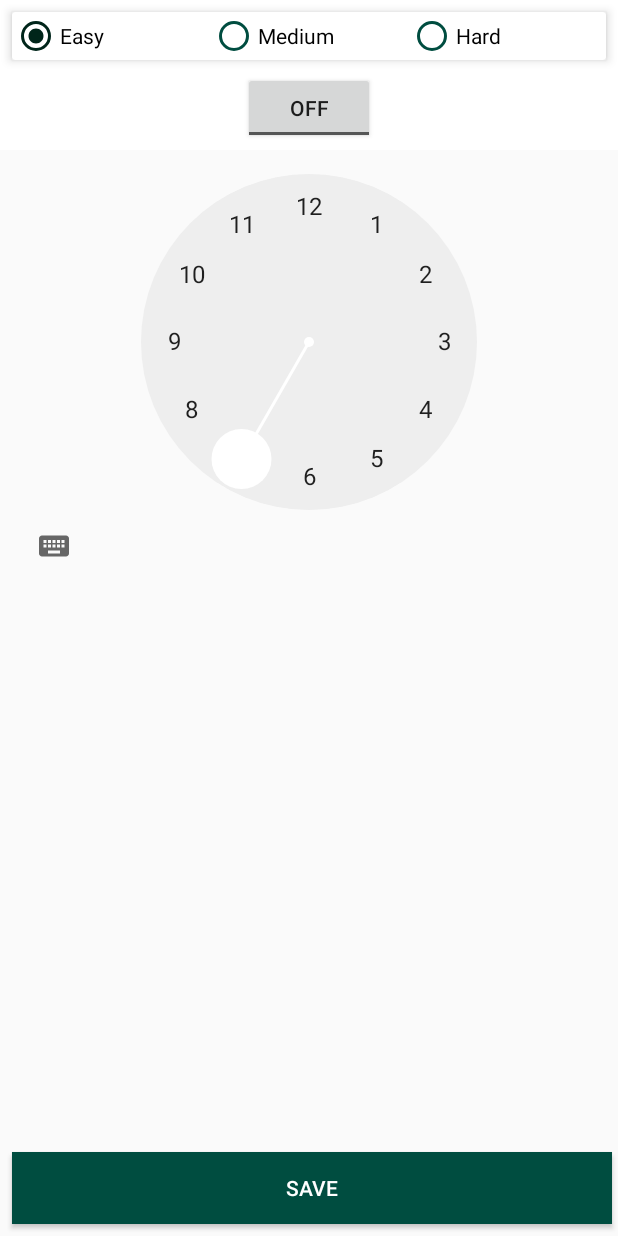
After one commit to James-Sarkar/Android-Yoga-App, an Android app: the Settings screen opened directly, with no data from a screen before it, on a phone screen of 412 x 824 dp. The commit adds this screen. Run offline under Robolectric (Android 15) with nearby library versions, the phone set to English and light mode, and no system bars; libraries missing offline, so code that uses them is left out: com.readystatesoftware.sqliteasset; 4 statements that could not run were skipped.

Commit message:
Added settings page, difficulty levels and a sqlite db for storring difficulty level settings,

```diff
--- a/app/build.gradle
+++ b/app/build.gradle
@@ -29,4 +29,5 @@ dependencies {
     // Libraries
     implementation 'com.android.support:recyclerview-v7:26.1.0'
     implementation 'com.android.support:cardview-v7:26.1.0'
+    implementation 'com.readystatesoftware.sqliteasset:sqliteassethelper:+'
 }
--- a/app/src/main/AndroidManifest.xml
+++ b/app/src/main/AndroidManifest.xml
@@ -1,6 +1,8 @@
 <?xml version="1.0" encoding="utf-8"?>
 <manifest xmlns:android="http://schemas.android.com/apk/res/android"
     package="com.example.nexus.yogafitnessapp">
+
+    <uses-permission android:name="android.permission.WRITE_EXTERNAL_STORAGE" />
 
     <application
         android:allowBackup="true"
@@ -17,7 +19,8 @@
             </intent-filter>
         </activity>
         <activity android:name=".ListExercises" />
-        <activity android:name=".ViewExercise"></activity>
+        <activity android:name=".ViewExercise" />
+        <activity android:name=".Settings"></activity>
     </application>
 
 </manifest>
--- /dev/null
+++ b/app/src/main/java/com/example/nexus/yogafitnessapp/Database/YogaAndroidDB.java
@@ -0,0 +1,51 @@
+package com.example.nexus.yogafitnessapp.Database;
+
+import android.content.Context;
+import android.database.Cursor;
+import android.database.sqlite.SQLiteDatabase;
+import android.database.sqlite.SQLiteQueryBuilder;
+
+import com.readystatesoftware.sqliteasset.SQLiteAssetHelper;
+
+/**
+ * Created by James Sarkar.
+ */
+
+public class YogaAndroidDB extends SQLiteAssetHelper {
+
+    private static final String DB_NAME = "YogaAndroid.db";
+
+    private static final String TABLE_NAME = "Settings";
+
+    private static final String MODE_COLUMN_NAME = "Mode";
+
+    private static final int DB_VERSION = 1;
+
+    public YogaAndroidDB(Context context) {
+        super(context, DB_NAME, null, DB_VERSION);
+    }
+
+    // Retrieve settings information from db
+    public int getSettingsMode() {
+
+        SQLiteDatabase database = getReadableDatabase();
+        SQLiteQueryBuilder queryBuilder = new SQLiteQueryBuilder();
+
+        String[] sqlSelect = {MODE_COLUMN_NAME};
+
+        queryBuilder.setTables(TABLE_NAME);
+
+        Cursor cursor = queryBuilder.query(database, sqlSelect, null, null, null, null, null);
+        cursor.moveToFirst();
+
+        return cursor.getInt(cursor.getColumnIndex(MODE_COLUMN_NAME));
+    }
+
+    // Save settings to database, 0 = Easy, 1 = Medium, 2 = Hard
+    public void saveSettingsMode(int value) {
+
+        SQLiteDatabase database = getReadableDatabase();
+        String query = "UPDATE " + TABLE_NAME + " SET " + MODE_COLUMN_NAME + " = "  + value;
+        database.execSQL(query);
+    }
+}
--- /dev/null
+++ b/app/src/main/java/com/example/nexus/yogafitnessapp/Settings.java
@@ -0,0 +1,98 @@
+package com.example.nexus.yogafitnessapp;
+
+import android.support.v7.app.AppCompatActivity;
+import android.os.Bundle;
+import android.view.View;
+import android.widget.Button;
+import android.widget.RadioButton;
+import android.widget.RadioGroup;
+import android.widget.TimePicker;
+import android.widget.Toast;
+import android.widget.ToggleButton;
+
+import com.example.nexus.yogafitnessapp.Database.YogaAndroidDB;
+
+public class Settings extends AppCompatActivity {
+
+    Button saveButton;
+
+    RadioButton easyButton, mediumButton, hardButton;
+
+    RadioGroup radioGroup;
+
+    YogaAndroidDB yogaAndroidDB;
+
+    ToggleButton switchAlarm;
+
+    TimePicker timePicker;
+
+    @Override
+    protected void onCreate(Bundle savedInstanceState) {
+        super.onCreate(savedInstanceState);
+        setContentView(R.layout.activity_settings);
+
+        // Initialize view
+        saveButton = (Button) findViewById(R.id.save_button);
+
+        easyButton = (RadioButton) findViewById(R.id.easy_button);
+        mediumButton = (RadioButton) findViewById(R.id.medium_button);
+        hardButton = (RadioButton) findViewById(R.id.hard_button);
+
+        radioGroup = (RadioGroup) findViewById(R.id.radio_group);
+
+        switchAlarm = (ToggleButton) findViewById(R.id.switch_alarm);
+
+        timePicker = (TimePicker) findViewById(R.id.time_picker);
+
+        yogaAndroidDB = new YogaAndroidDB(this);
+
+        int mode = yogaAndroidDB.getSettingsMode();
+
+        setRadioButton(mode);
+
+        // Events
+        saveButton.setOnClickListener(new View.OnClickListener() {
+            @Override
+            public void onClick(View view) {
+
+                saveDifficultyMode();
+
+                saveAlarm(switchAlarm.isChecked());
+
+                Toast.makeText(Settings.this, "Difficulty Level Saved!", Toast.LENGTH_SHORT).show();
+                finish();
+            }
+        });
+    }
+
+    private void saveAlarm(boolean checked) {
+
+        if (checked) {
+
+        }
+    }
+
+    private void saveDifficultyMode() {
+
+        int selectId = radioGroup.getCheckedRadioButtonId();
+
+        if (selectId == easyButton.getId()) {
+            yogaAndroidDB.saveSettingsMode(0);
+        } else if (selectId == mediumButton.getId()) {
+            yogaAndroidDB.saveSettingsMode(1);
+        } else if (selectId == hardButton.getId()) {
+            yogaAndroidDB.saveSettingsMode(2);
+        }
+    }
+
+    private void setRadioButton(int mode) {
+
+        if (mode == 0) {
+            radioGroup.check(R.id.easy_button);
+        } else if (mode == 1) {
+            radioGroup.check(R.id.medium_button);
+        } else if (mode == 2) {
+            radioGroup.check(R.id.hard_button);
+        }
+    }
+}
--- /dev/null
+++ b/app/src/main/res/layout/activity_settings.xml
@@ -0,0 +1,82 @@
+<?xml version="1.0" encoding="utf-8"?>
+<RelativeLayout xmlns:android="http://schemas.android.com/apk/res/android"
+    xmlns:app="http://schemas.android.com/apk/res-auto"
+    xmlns:tools="http://schemas.android.com/tools"
+    android:layout_width="match_parent"
+    android:layout_height="match_parent"
+    tools:context="com.example.nexus.yogafitnessapp.Settings">
+
+    <android.support.v7.widget.CardView
+        android:id="@+id/card_view"
+        android:padding="16dp"
+        android:layout_margin="8dp"
+        app:cardElevation="4dp"
+        android:layout_width="match_parent"
+        android:layout_height="wrap_content">
+
+        <RadioGroup
+            android:id="@+id/radio_group"
+            android:orientation="horizontal"
+            android:weightSum="3"
+            android:layout_width="match_parent"
+            android:layout_height="wrap_content">
+
+            <RadioButton
+                android:id="@+id/easy_button"
+                android:text="@string/easy"
+                android:layout_weight="1"
+                android:theme="@style/MyRadioButton"
+                android:layout_width="0dp"
+                android:layout_height="wrap_content" />
+
+            <RadioButton
+                android:id="@+id/medium_button"
+                android:text="@string/medium"
+                android:layout_weight="1"
+                android:theme="@style/MyRadioButton"
+                android:layout_width="0dp"
+                android:layout_height="wrap_content" />
+
+            <RadioButton
+                android:id="@+id/hard_button"
+                android:text="@string/hard"
+                android:layout_weight="1"
+                android:theme="@style/MyRadioButton"
+                android:layout_width="0dp"
+                android:layout_height="wrap_content" />
+
+        </RadioGroup>
+
+    </android.support.v7.widget.CardView>
+
+    <ToggleButton
+        android:id="@+id/switch_alarm"
+        android:layout_below="@id/card_view"
+        android:layout_centerHorizontal="true"
+        android:textOn="@string/on"
+        android:textOff="@string/off"
+        android:layout_width="wrap_content"
+        android:layout_height="wrap_content" />
+
+    <TimePicker
+        android:id="@+id/time_picker"
+        android:layout_width="wrap_content"
+        android:layout_height="wrap_content">
+
+    </TimePicker>
+
+    <Button
+        android:layout_marginTop="8dp"
+        android:layout_marginBottom="8dp"
+        android:id="@+id/save_button"
+        android:layout_alignParentBottom="true"
+        android:text="@string/save"
+        android:textColor="@android:color/white"
+        android:layout_marginStart="8dp"
+        android:layout_marginEnd="4dp"
+        android:layout_width="match_parent"
+        android:layout_height="wrap_content"
+        android:background="@color/colorPrimary"
+        android:shadowColor="@color/colorPrimaryDark" />
+
+</RelativeLayout>
--- a/app/src/main/res/values/strings.xml
+++ b/app/src/main/res/values/strings.xml
@@ -8,4 +8,10 @@
     <string name="exercise_name">Exercise Name</string>
     <string name="start">START</string>
     <string name="_20">20</string>
+    <string name="easy">Easy</string>
+    <string name="medium">Medium</string>
+    <string name="hard">Hard</string>
+    <string name="on">On</string>
+    <string name="off">Off</string>
+    <string name="save">Save</string>
 </resources>
--- a/app/src/main/res/values/styles.xml
+++ b/app/src/main/res/values/styles.xml
@@ -8,4 +8,9 @@
         <item name="colorAccent">@color/colorAccent</item>
     </style>
 
+    <style name="MyRadioButton" paretn="Theme.AppCompat.Light">
+        <item name="android:colorControlNormal">@color/colorPrimary</item>
+        <item name="android:colorControlActivated">@color/colorPrimaryDark</item>
+    </style>
+
 </resources>
```
Also changed, not shown: app/src/main/java/com/example/nexus/yogafitnessapp/MainActivity.java (+9 -0 lines), app/src/main/java/com/example/nexus/yogafitnessapp/Utils/Common.java (added, +14 -0 lines), app/src/main/java/com/example/nexus/yogafitnessapp/ViewExercise.java (+18 -1 lines), app/src/main/assets/databases/YogaAndroid.db (added), 4 other files.
